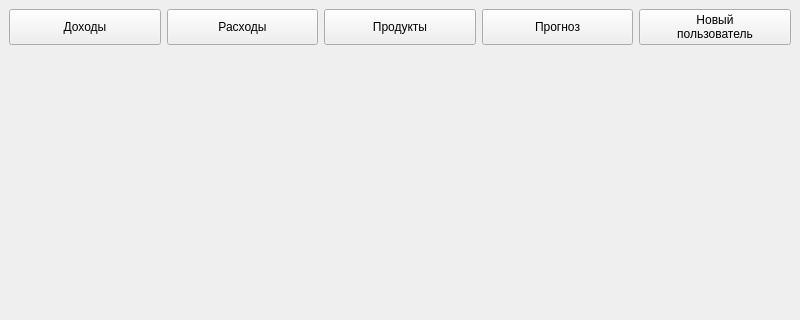
Before: the Qt Designer form mainwindow.ui in Daniell010/DatabaseFamilyBudget, drawn with Qt 5; both pictures show x 0 to 800 and y 0 to 320 of the 800 by 600 pixel window.
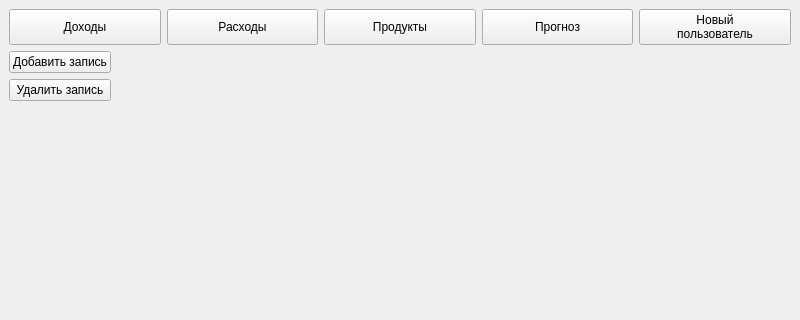
After: the same form once the commit is applied.

```diff
--- a/mainwindow.ui
+++ b/mainwindow.ui
@@ -14,7 +14,7 @@
    <string>Семейный бюджет</string>
   </property>
   <widget class="QWidget" name="centralwidget">
-   <layout class="QVBoxLayout" name="verticalLayout">
+   <layout class="QVBoxLayout" name="verticalLayout_2">
     <item>
      <layout class="QHBoxLayout" name="horizontalLayoutButtons">
       <item>
@@ -82,6 +82,41 @@
       </item>
      </layout>
     </item>
+    <item>
+     <layout class="QHBoxLayout" name="horizontalLayout">
+      <item>
+       <layout class="QVBoxLayout" name="verticalLayout">
+        <item>
+         <widget class="QPushButton" name="btnAddIncome">
+          <property name="text">
+           <string>Добавить запись</string>
+          </property>
+         </widget>
+        </item>
+        <item>
+         <widget class="QPushButton" name="btnDeleteIncome">
+          <property name="text">
+           <string>Удалить запись</string>
+          </property>
+         </widget>
+        </item>
+       </layout>
+      </item>
+      <item>
+       <spacer name="horizontalSpacer">
+        <property name="orientation">
+         <enum>Qt::Horizontal</enum>
+        </property>
+        <property name="sizeHint" stdset="0">
+         <size>
+          <width>40</width>
+          <height>20</height>
+         </size>
+        </property>
+       </spacer>
+      </item>
+     </layout>
+    </item>
     <item>
      <widget class="QStackedWidget" name="stackedWidget"/>
     </item>
```
